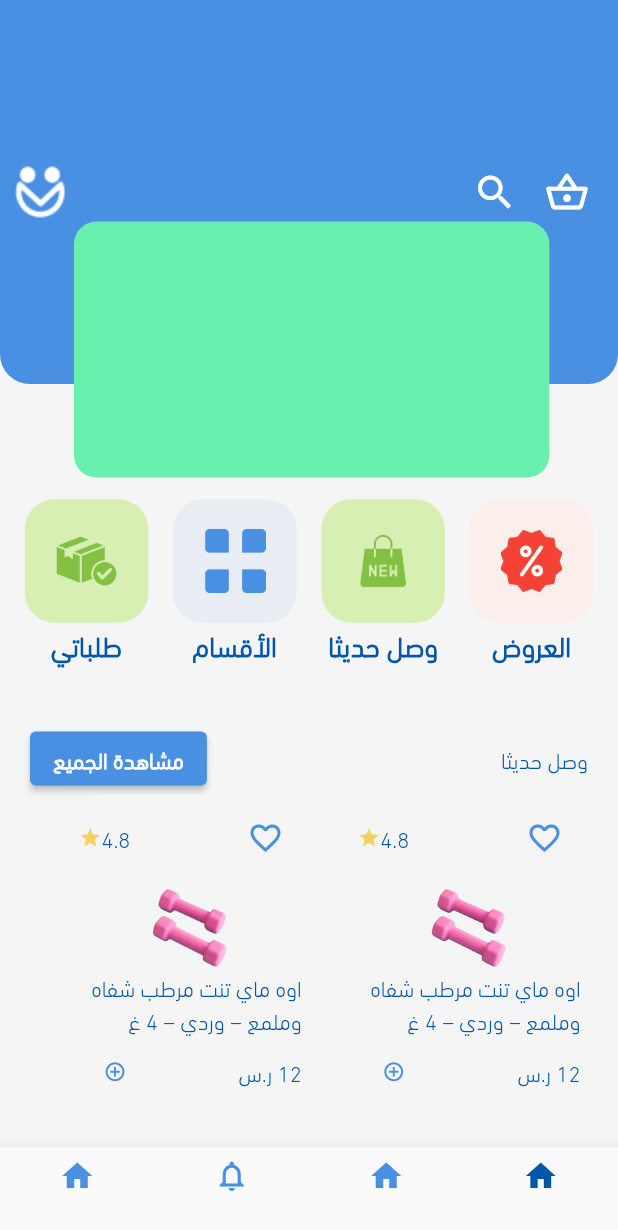
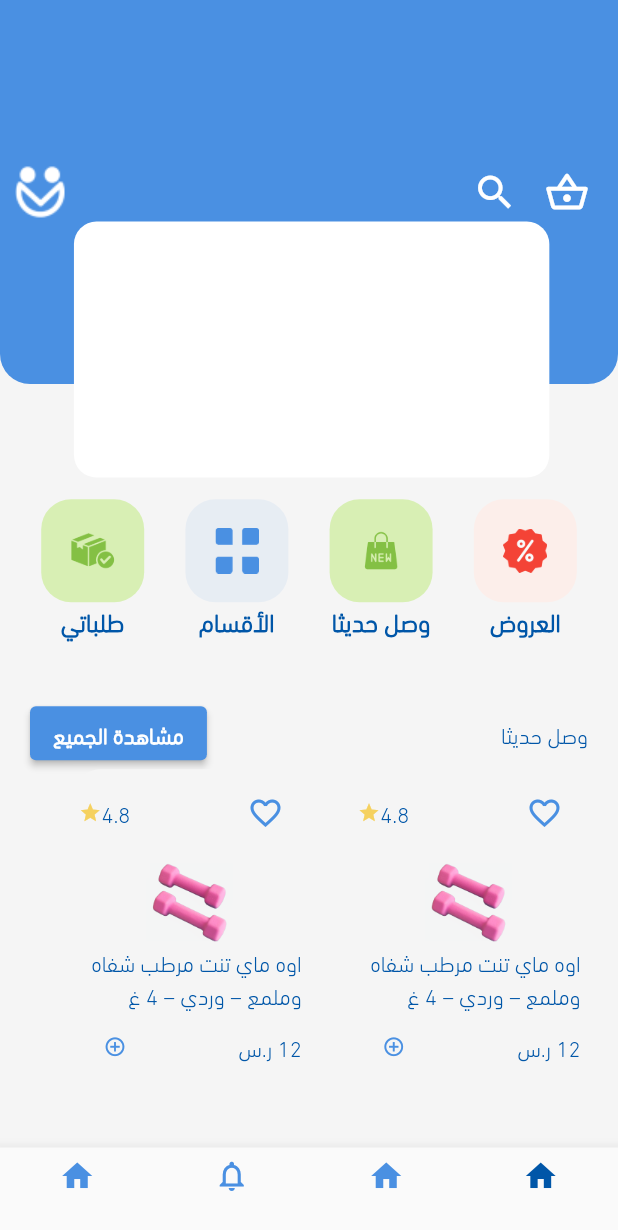
Before and after one commit to EbrahimMShaaban/acnoria, a Flutter app: the screen it shows after launch, after a tap on "تسجيل الدخول", on a phone screen of 412 x 824 dp. Shown: the top 1230 px of the screen. Run offline on Flutter 3.47's test engine with Material 2 defaults, Android fonts, the phone set to English and light mode, and no system bars; our stand-ins replace dio, flutter_bloc, pin_code_fields, shared_preferences; missing offline and left inert: flutter_multi_select_items.

Commit message:
git code

```diff
--- a/lib/features/Favourite/FavoriteScreen.dart
+++ b/lib/features/Favourite/FavoriteScreen.dart
@@ -16,6 +16,7 @@ class _FavoriteScreenState extends State<FavoriteScreen> {
   @override
   Widget build(BuildContext context) {
     return Scaffold(
+
       backgroundColor: AppColors.white,
       body: Padding(
         padding: appPadding(),
--- a/lib/features/Home/view.dart
+++ b/lib/features/Home/view.dart
@@ -103,7 +103,7 @@ class HomeScreen extends StatelessWidget {
                   Row(
                     mainAxisAlignment: MainAxisAlignment.spaceBetween,
                     children: [
-                      Text('وصل حديثا'),
+                      Text('وصل حديثا',),
                       ElevatedButton(
                         onPressed: () {},
                         child: const Text('مشاهدة الجميع'),
@@ -139,7 +139,7 @@ class HomeScreen extends StatelessWidget {
             height: MediaQueryHelper.sizeFromHeight(context, 4.5),
             decoration: BoxDecoration(
               borderRadius: BorderRadius.circular(15),
-              color: Colors.greenAccent,
+              color: Colors.white,
             ),
           ),
         )
--- a/lib/features/Home/widgets/category_box.dart
+++ b/lib/features/Home/widgets/category_box.dart
@@ -15,8 +15,8 @@ class CategoryBox extends StatelessWidget {
     return Column(
       children: [
         Container(
-          height: MediaQueryHelper.sizeFromWidth(context, 5),
-          width: MediaQueryHelper.sizeFromWidth(context, 5),
+          height: MediaQueryHelper.sizeFromWidth(context, 6),
+          width: MediaQueryHelper.sizeFromWidth(context, 6),
           decoration: BoxDecoration(
             borderRadius: BorderRadius.circular(20),
             color: color,
@@ -24,11 +24,11 @@ class CategoryBox extends StatelessWidget {
           child: Center(
             child: Image.asset(
               imgPath,
-              width: MediaQueryHelper.sizeFromWidth(context, 10),
+              width: MediaQueryHelper.sizeFromWidth(context, 14),
             ),
           ),
         ),
-        Text(txt,style: AppTextStyles.lrTitles.apply(fontSizeDelta: -3),)
+        Text(txt,style: AppTextStyles.boldtitles.apply(fontSizeDelta: -3),)
       ],
     );
   }
--- a/lib/features/cart/view.dart
+++ b/lib/features/cart/view.dart
@@ -56,7 +56,7 @@ class _CartScreenState extends State<CartScreen> {
               ListView.builder(
                 shrinkWrap: true,
                 physics:NeverScrollableScrollPhysics() ,
-                itemCount: 3,
+                itemCount: 10,
                 itemBuilder: (context, index) {
                   return ContinerMyCart(context, add: () {
                     setState(() {
--- a/lib/shared/components/components.dart
+++ b/lib/shared/components/components.dart
@@ -76,7 +76,9 @@ class TextFieldTemplate extends StatelessWidget {
 
   @override
   Widget build(BuildContext context) {
-    return TextFormField(
+    return Padding(
+      padding: const EdgeInsets.only(top: 20.0,bottom: 10),
+      child: TextFormField(
           obscureText: obscureText,
           controller: controller,
           validator: (value) => validator!(value),
@@ -98,7 +100,8 @@ class TextFieldTemplate extends StatelessWidget {
                   borderRadius: BorderRadius.all(Radius.circular(15))),
               disabledBorder: OutlineInputBorder(
                   borderSide: BorderSide.none,
-                borderRadius: BorderRadius.all(Radius.circular(15)))));
+                  borderRadius: BorderRadius.all(Radius.circular(15))))),
+    );
   }
 }
 
```
Also changed, not shown: lib/features/Profile/common_questions.dart (+61 -0 lines), lib/features/Profile/view.dart (+11 -4 lines). Lines whose indentation alone changed are shown as unchanged.
